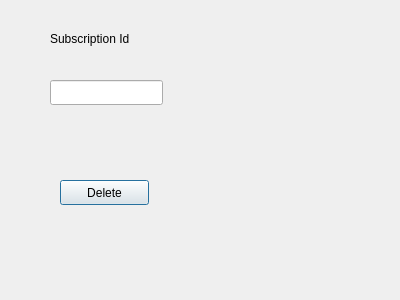
The window that opc-client/delete_sub.ui (alexlocastro/industrial-informatics-opc-ua-python) describes before a commit, drawn with Qt 5.
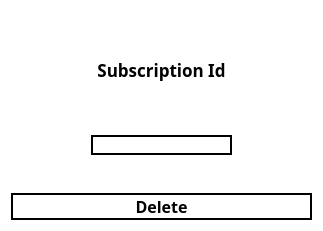
The same window after the commit.

What changed in the file:
```diff
--- a/opc-client/delete_sub.ui
+++ b/opc-client/delete_sub.ui
@@ -6,49 +6,86 @@
    <rect>
     <x>0</x>
     <y>0</y>
-    <width>400</width>
-    <height>300</height>
+    <width>323</width>
+    <height>231</height>
    </rect>
   </property>
   <property name="windowTitle">
    <string>Dialog</string>
   </property>
+  <property name="styleSheet">
+   <string notr="true">QDialog {
+	background-color: white;
+}</string>
+  </property>
+  <layout class="QVBoxLayout" name="verticalLayout">
+   <item>
   <widget class="QLabel" name="label">
-   <property name="geometry">
-    <rect>
-     <x>50</x>
-     <y>30</y>
-     <width>121</width>
-     <height>17</height>
-    </rect>
+     <property name="font">
+      <font>
+       <family>Ubuntu Mono</family>
+       <pointsize>13</pointsize>
+       <weight>75</weight>
+       <bold>true</bold>
+      </font>
    </property>
    <property name="text">
     <string>Subscription Id</string>
    </property>
-  </widget>
+     <property name="alignment">
+      <set>Qt::AlignCenter</set>
+     </property>
+    </widget>
+   </item>
+   <item>
   <widget class="QLineEdit" name="subscriptionId">
-   <property name="geometry">
-    <rect>
-     <x>50</x>
-     <y>80</y>
-     <width>113</width>
-     <height>25</height>
-    </rect>
-   </property>
-  </widget>
+     <property name="styleSheet">
+      <string notr="true">QLineEdit {
+	border: 2px solid black;
+	margin-left: 80px;
+	margin-right: 80px;
+}</string>
+     </property>
+    </widget>
+   </item>
+   <item>
+    <spacer name="verticalSpacer">
+     <property name="orientation">
+      <enum>Qt::Vertical</enum>
+     </property>
+     <property name="sizeType">
+      <enum>QSizePolicy::Minimum</enum>
+     </property>
+     <property name="sizeHint" stdset="0">
+      <size>
+       <width>20</width>
+       <height>32</height>
+      </size>
+     </property>
+    </spacer>
+   </item>
+   <item>
   <widget class="QPushButton" name="deleteSubButton">
-   <property name="geometry">
-    <rect>
-     <x>60</x>
-     <y>180</y>
-     <width>89</width>
-     <height>25</height>
-    </rect>
+     <property name="font">
+      <font>
+       <family>Ubuntu Mono</family>
+       <pointsize>12</pointsize>
+       <weight>75</weight>
+       <bold>true</bold>
+      </font>
+     </property>
+     <property name="styleSheet">
+      <string notr="true">QPushButton {
+	background-color: white;
+	border: 2px solid black;
+}</string>
    </property>
    <property name="text">
     <string>Delete</string>
    </property>
   </widget>
+   </item>
+  </layout>
  </widget>
  <resources/>
  <connections/>
```
Lines whose indentation alone changed are shown as unchanged.
